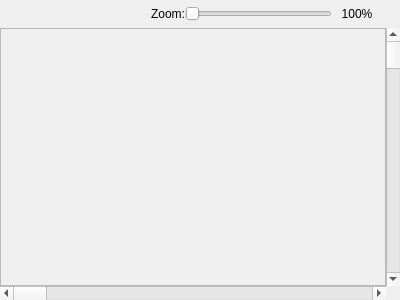
The window that debugger/executionvisualizerdockwidget.ui (christopherpow/nesicide) describes before a commit, drawn with Qt 5.
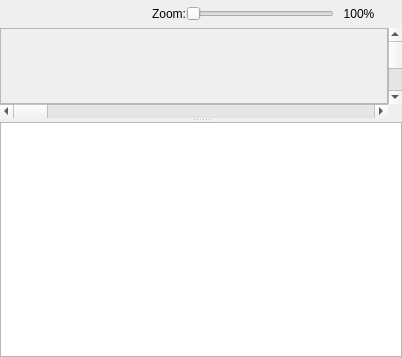
The same window after the commit.

```diff
--- a/debugger/executionvisualizerdockwidget.ui
+++ b/debugger/executionvisualizerdockwidget.ui
@@ -6,14 +6,26 @@
    <rect>
     <x>0</x>
     <y>0</y>
-    <width>400</width>
-    <height>300</height>
+    <width>402</width>
+    <height>357</height>
    </rect>
   </property>
+  <property name="sizePolicy">
+   <sizepolicy hsizetype="Expanding" vsizetype="Expanding">
+    <horstretch>0</horstretch>
+    <verstretch>0</verstretch>
+   </sizepolicy>
+  </property>
   <property name="windowTitle">
    <string>Execution Visualizer</string>
   </property>
   <widget class="QWidget" name="dockWidgetContents">
+   <property name="sizePolicy">
+    <sizepolicy hsizetype="Expanding" vsizetype="Expanding">
+     <horstretch>0</horstretch>
+     <verstretch>0</verstretch>
+    </sizepolicy>
+   </property>
    <layout class="QGridLayout" name="gridLayout">
     <property name="margin">
      <number>0</number>
@@ -22,6 +34,16 @@
      <number>0</number>
     </property>
     <item row="0" column="0">
+     <widget class="QSplitter" name="splitter">
+      <property name="orientation">
+       <enum>Qt::Vertical</enum>
+      </property>
+      <widget class="QWidget" name="gridLayoutWidget">
+       <layout class="QGridLayout" name="gridLayout_3">
+        <property name="spacing">
+         <number>0</number>
+        </property>
+        <item row="0" column="0">
      <layout class="QHBoxLayout" name="horizontalLayout">
       <property name="margin">
        <number>4</number>
@@ -134,6 +156,33 @@
       <property name="orientation">
        <enum>Qt::Horizontal</enum>
       </property>
+         </widget>
+        </item>
+       </layout>
+      </widget>
+      <widget class="QTableView" name="tableView">
+       <property name="selectionMode">
+        <enum>QAbstractItemView::SingleSelection</enum>
+       </property>
+       <property name="selectionBehavior">
+        <enum>QAbstractItemView::SelectItems</enum>
+       </property>
+       <property name="horizontalScrollMode">
+        <enum>QAbstractItemView::ScrollPerPixel</enum>
+       </property>
+       <property name="showGrid">
+        <bool>false</bool>
+       </property>
+       <property name="wordWrap">
+        <bool>false</bool>
+       </property>
+       <attribute name="horizontalHeaderStretchLastSection">
+        <bool>true</bool>
+       </attribute>
+       <attribute name="verticalHeaderVisible">
+        <bool>false</bool>
+       </attribute>
+      </widget>
      </widget>
     </item>
    </layout>
```
Lines whose indentation alone changed are shown as unchanged.
